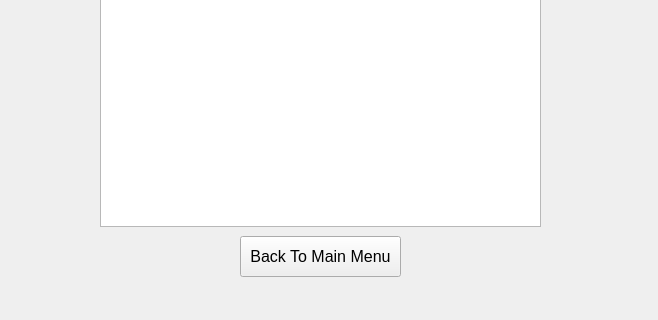
Old version of the form app/PiiScannerGui.ui in the repository urboi11/Group-43---Capstone-Project; both pictures show x 0 to 658 and y 184 to 504 of the 658 by 504 pixel window.
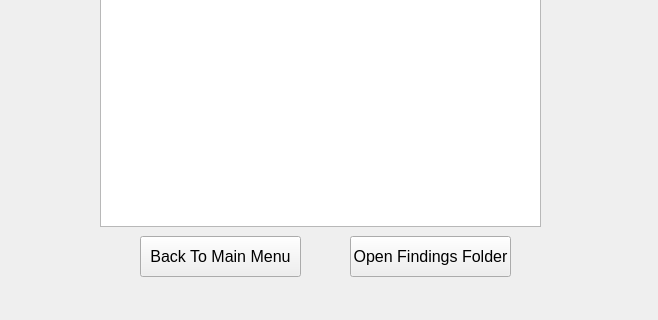
New version of the form. The open tabs and pages were chosen to show the change.

The edit to the form file:
```diff
--- a/app/PiiScannerGui.ui
+++ b/app/PiiScannerGui.ui
@@ -289,7 +289,7 @@
     <widget class="QPushButton" name="ResultsMainMenuButton">
      <property name="geometry">
       <rect>
-       <x>240</x>
+       <x>140</x>
        <y>390</y>
        <width>161</width>
        <height>41</height>
@@ -304,6 +304,24 @@
       <string>Back To Main Menu</string>
      </property>
     </widget>
+    <widget class="QPushButton" name="FindingsFolderButton">
+     <property name="geometry">
+      <rect>
+       <x>350</x>
+       <y>390</y>
+       <width>161</width>
+       <height>41</height>
+      </rect>
+     </property>
+     <property name="font">
+      <font>
+       <pointsize>12</pointsize>
+      </font>
+     </property>
+     <property name="text">
+      <string>Open Findings Folder</string>
+     </property>
+    </widget>
    </widget>
   </widget>
  </widget>
```
